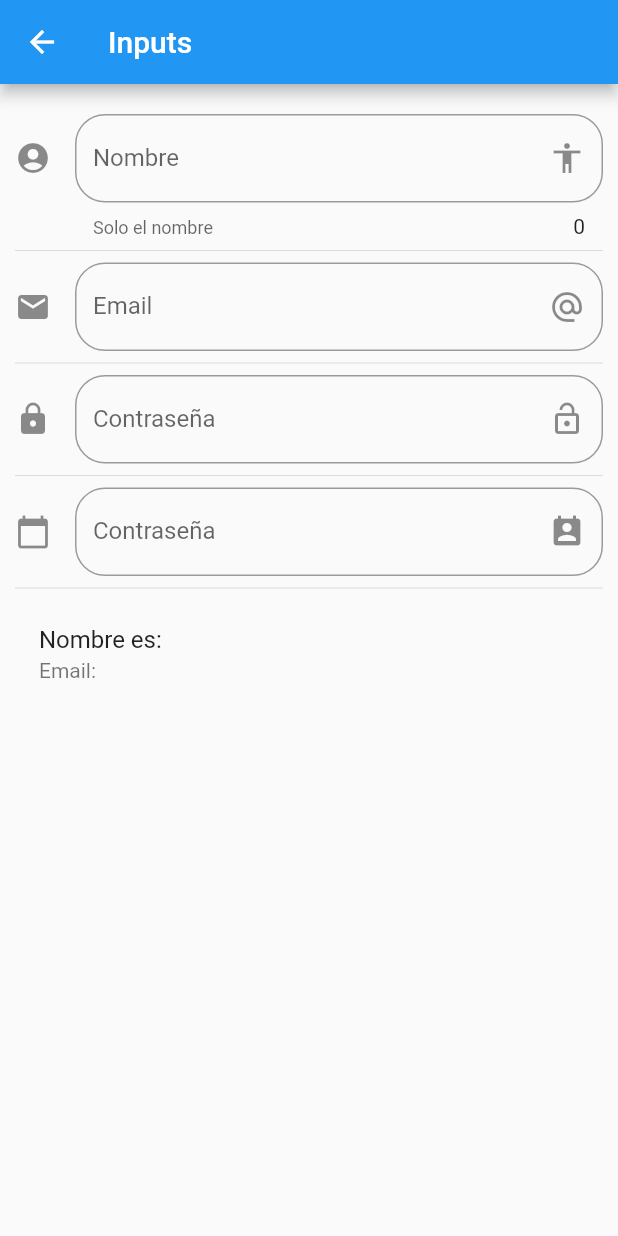
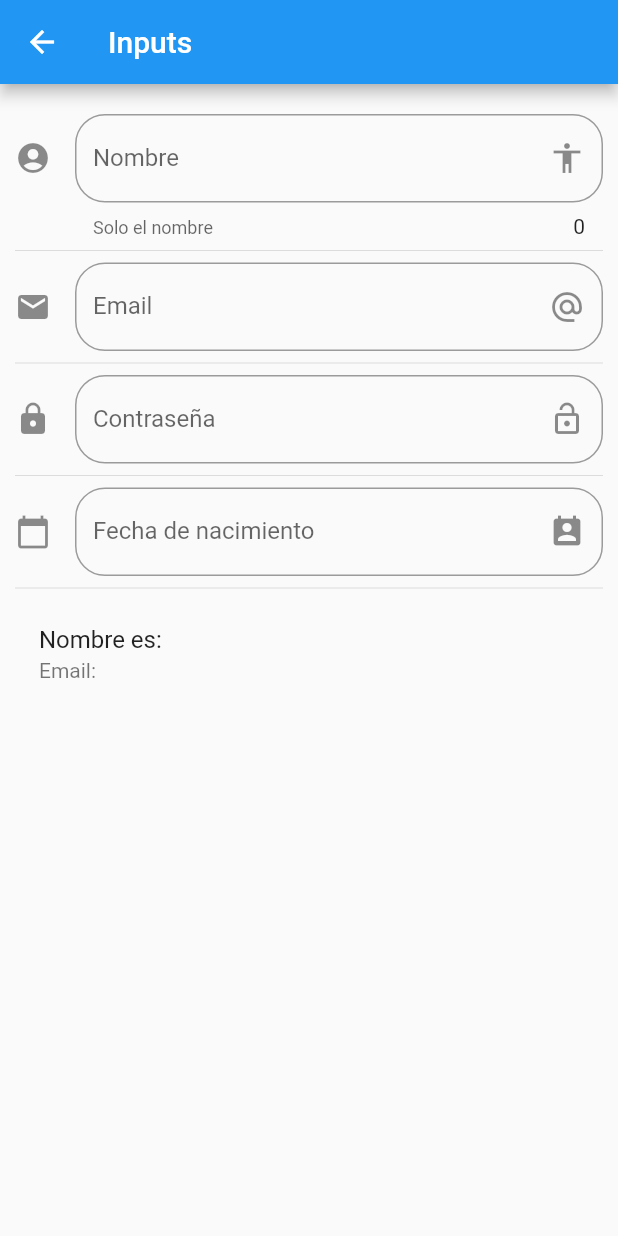
Before and after one commit to DiegoJavb/componenetes_flutter, a Flutter app: the screen it shows after launch, after a tap on "Input", on a phone screen of 412 x 824 dp. Run offline on Flutter 3.47's test engine with Material 2 defaults, Android fonts, the phone set to English and light mode, and no system bars; network calls fail.

Commit message:
Input fecha se cambio el idioma de la fecha a español

```diff
--- a/lib/main.dart
+++ b/lib/main.dart
@@ -1,6 +1,7 @@
 import 'package:flutter/material.dart';
 import 'package:componentes_flutter/src/routes/routes.dart';
 import 'package:componentes_flutter/src/pages/alert_page.dart';
+import 'package:flutter_localizations/flutter_localizations.dart';
 
 void main() => runApp(MyApp());
 
@@ -10,6 +11,14 @@ class MyApp extends StatelessWidget {
     return MaterialApp(
       title: 'Componentes App',
       debugShowCheckedModeBanner: false,
+      localizationsDelegates: [
+        GlobalWidgetsLocalizations.delegate,
+        GlobalMaterialLocalizations.delegate,
+      ],
+      supportedLocales: [
+        const Locale('en', 'US'),
+        const Locale('es', 'ES'),
+      ],
       // home: HomePage(),
       initialRoute: '/',
       routes: getAplicationRoutes(),
--- a/lib/src/pages/input_page.dart
+++ b/lib/src/pages/input_page.dart
@@ -92,8 +92,8 @@ class _InputPageState extends State<InputPage> {
       enableInteractiveSelection: false,
       controller: _inputFieldDateController,
       decoration: InputDecoration(
-        hintText: 'Contraseña',
-        labelText: 'Contraseña',
+        hintText: 'Fecha de nacimiento',
+        labelText: 'Fecha de nacimiento',
         suffixIcon: Icon(Icons.perm_contact_cal),
         icon: Icon(Icons.calendar_today),
         border: OutlineInputBorder(borderRadius: BorderRadius.circular(20.0)),
@@ -111,6 +111,7 @@ class _InputPageState extends State<InputPage> {
       initialDate: new DateTime.now(),
       firstDate: new DateTime(2020),
       lastDate: new DateTime(2022),
+      locale: Locale('es', 'ES'),
     );
     if (picked != null) {
       _fecha = picked.toString();
--- a/pubspec.yaml
+++ b/pubspec.yaml
@@ -22,6 +22,8 @@ environment:
 
 dependencies:
   flutter:
+    sdk: flutter
+  flutter_localizations:
     sdk: flutter
 
 
```
Also changed, not shown: pubspec.lock.
